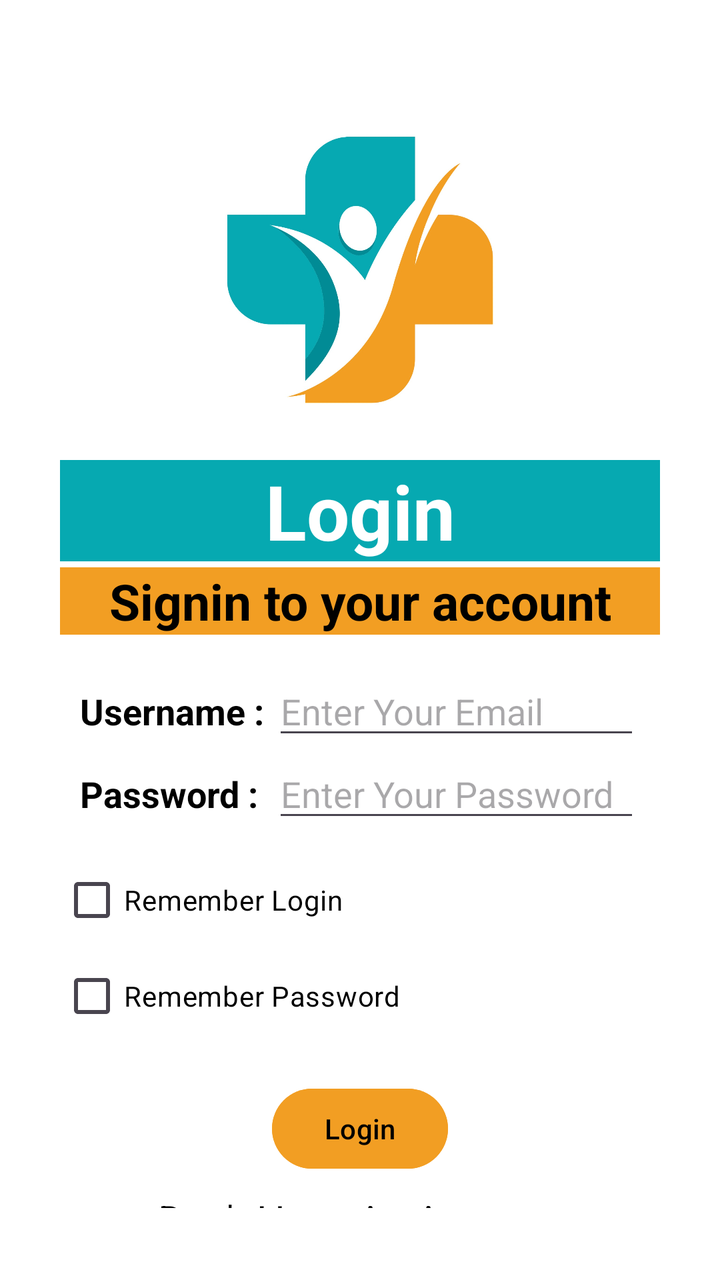
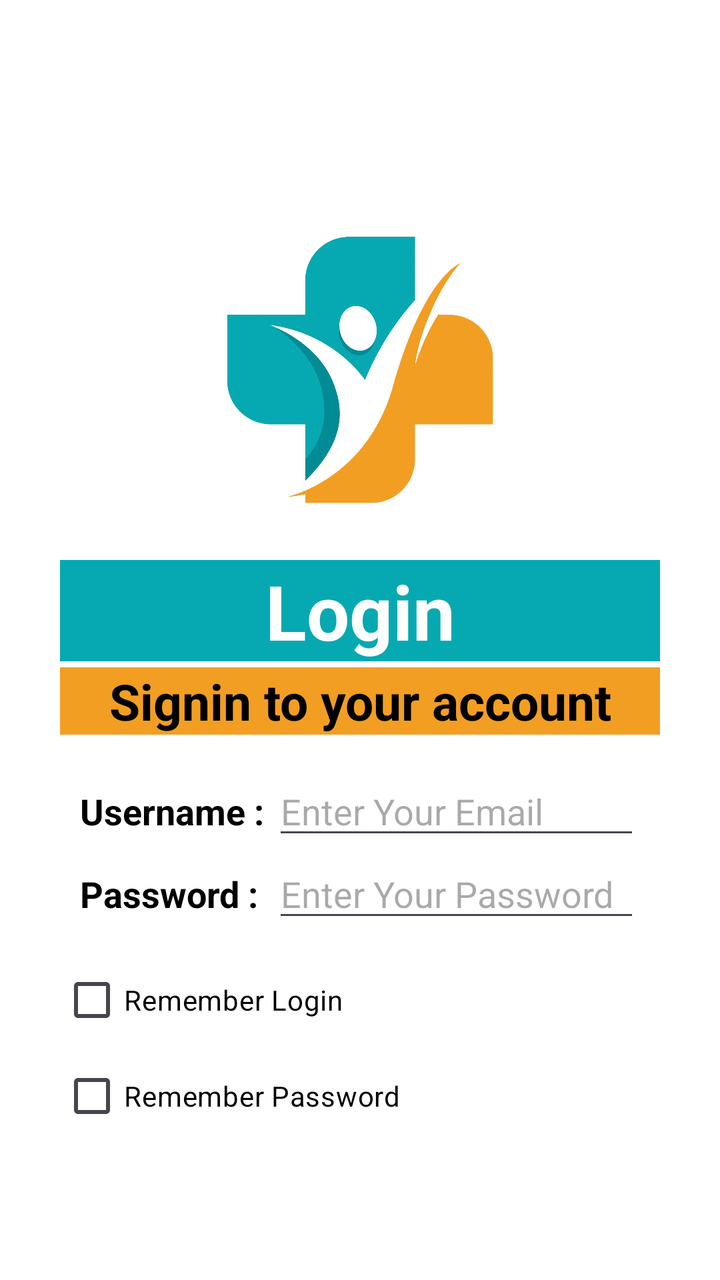

An Android layout rendered at two revisions. The XML below is the earlier revision; the diff shows what the commit changed to produce the second picture.
<!-- AndroidManifest.xml: application theme Theme.DoctorRank223410 -->
<!-- res/layout/activity_login_page.xml -->
<?xml version="1.0" encoding="utf-8"?>
<LinearLayout

    xmlns:android="http://schemas.android.com/apk/res/android"
    xmlns:app="http://schemas.android.com/apk/res-auto"
    xmlns:tools="http://schemas.android.com/tools"

    android:id="@+id/main"
    android:layout_width="match_parent"
    android:layout_height="match_parent"
    android:orientation="vertical"
    android:background="#FFFFFF"
    android:padding="30dp"
    tools:context=".LoginPage">


    <ImageView
        android:layout_marginTop="30dp"
        android:layout_width="150dp"
        android:layout_height="150dp"
        android:layout_gravity="center"
        android:contentDescription="Logo"
        android:layout_marginBottom="20dp"
        android:src="@drawable/logo"/>



    <LinearLayout
        android:layout_width="match_parent"
        android:layout_height="wrap_content"
        android:orientation="vertical"
        android:layout_marginBottom="3dp">

        <TextView
            android:layout_width="match_parent"
            android:layout_height="0dp"
            android:layout_weight="3"
            android:gravity="center"
            android:text="Login"
            android:textSize="38dp"
            android:textColor="@color/white"
            android:textStyle="bold"
            android:background="#06a9b1"
            android:layout_marginBottom="3dp"/>

        <TextView
            android:layout_width="match_parent"
            android:layout_height="0dp"
            android:layout_weight="2"
            android:gravity="center"
            android:text="Signin to your account"
            android:textSize="25dp"
            android:textColor="#000000"
            android:background="#f29e23"
            android:textStyle="bold"
            android:layout_marginBottom="3dp"/>
    </LinearLayout>


    <TableLayout
        android:layout_width="match_parent"
        android:layout_height="wrap_content"
        android:orientation="vertical"
        android:padding="10dp">

    
    <TableRow
        android:layout_width="match_parent"
        android:layout_height="wrap_content"
        android:orientation="horizontal">

        <TextView
            android:layout_width="wrap_content"
            android:layout_height="wrap_content"
            android:text="Username : "
            android:textColor="#000000"
            android:textStyle="bold"
            android:textSize="18dp"/>

        <EditText
            android:id="@+id/etUsername"
            android:layout_width="0dp"
            android:textColor="#000000"
            android:layout_height="wrap_content"
            android:hint="Enter Your Email"
            android:layout_weight="1"/>

    </TableRow>

    
    <TableRow
        android:layout_width="match_parent"
        android:layout_height="wrap_content"
        android:orientation="horizontal">

        <TextView
            android:layout_width="wrap_content"
            android:layout_height="wrap_content"
            android:text="Password : "
            android:textColor="#000000"
            android:textStyle="bold"
            android:textSize="18dp"/>

        <EditText
            android:id="@+id/etPassword"
            android:layout_width="0dp"
            android:layout_height="wrap_content"
            android:hint="Enter Your Password"
            android:textColor="#000000"
            android:layout_weight="1"
            android:inputType="numberPassword"
            android:maxLength="32"/>

    </TableRow>
    </TableLayout>

    <CheckBox
        android:id="@+id/cbRememberLogin"
        android:layout_width="match_parent"
        android:layout_height="wrap_content"
        android:textColor="#000000"
        android:text="Remember Login "/>

    
    <CheckBox
        android:id="@+id/cbRememberPass"
        android:layout_width="match_parent"
        android:layout_height="wrap_content"
        android:textColor="#000000"
        android:layout_marginBottom="20dp"
        android:text="Remember Password "/>



    <LinearLayout
        android:layout_width="match_parent"
        android:layout_height="wrap_content"
        android:gravity="center"
        android:layout_marginBottom="3dp">

        <Button
            android:id="@+id/btLogin"
            android:layout_width="wrap_content"
            android:layout_height="wrap_content"
            android:text="Login"
            android:textColor="#000000"
            android:backgroundTint="#f29e23"
            android:layout_marginBottom="3dp"/>
    </LinearLayout>

    <LinearLayout
        android:layout_width="match_parent"
        android:layout_height="wrap_content"
        android:orientation="vertical"
        android:layout_marginBottom="3dp">

        <TextView
            android:layout_width="match_parent"
            android:layout_height="wrap_content"
            android:gravity="center"
            android:text="Don't Have An Account"
            android:textSize="20dp"
            android:textColor="@color/black"
            android:textStyle="normal"
            android:layout_marginBottom="3dp"/>
    </LinearLayout>

    <LinearLayout
        android:layout_width="match_parent"
        android:layout_height="wrap_content"
        android:gravity="center">

        <Button
            android:id="@+id/btRegister"
            android:layout_width="wrap_content"
            android:layout_height="wrap_content"
            android:text="Register"
            android:textColor="#000000"
            android:backgroundTint="#f29e23"/>
    </LinearLayout>

</LinearLayout>
<!-- resources referenced by this layout -->
<resources>
  <color name="black">#FF000000</color>
  <color name="white">#FFFFFFFF</color>
  <!-- drawable logo: jpg bitmap (drawable, 74996 bytes) -->
  <style name="Theme.DoctorRank223410" parent="Base.Theme.DoctorRank223410" />
  <style name="Base.Theme.DoctorRank223410" parent="Theme.Material3.DayNight.NoActionBar">
          
          
      </style>
</resources>

<!-- the commit's change to res/layout/activity_login_page.xml (unified diff, before → after) -->
@@ -15,7 +15,7 @@
 
 
     <ImageView
-        android:layout_marginTop="30dp"
+        android:layout_marginTop="80dp"
         android:layout_width="150dp"
         android:layout_height="150dp"
         android:layout_gravity="center"
@@ -131,52 +131,32 @@
         android:text="Remember Password "/>
 
 
-
-    <LinearLayout
+    <Button
+        android:id="@+id/btLogin"
+        android:layout_width="wrap_content"
+        android:layout_height="wrap_content"
+        android:text="Login"
+        android:textColor="#000000"
+        android:backgroundTint="#f29e23"
+        android:layout_marginBottom="20dp"
+        android:layout_gravity="center"/>
+    <TextView
         android:layout_width="match_parent"
         android:layout_height="wrap_content"
         android:gravity="center"
-        android:layout_marginBottom="3dp">
+        android:text="Don't Have An Account"
+        android:textSize="15sp"
+        android:textColor="#000000"
+        android:textStyle="bold"
+        android:layout_marginBottom="3dp"/>
+    <Button
+        android:id="@+id/btRegister"
+        android:layout_width="wrap_content"
+        android:layout_height="wrap_content"
+        android:text="Register"
+        android:textColor="#000000"
+        android:backgroundTint="#f29e23"
+        android:layout_gravity="center"/>
 
-        <Button
-            android:id="@+id/btLogin"
-            android:layout_width="wrap_content"
-            android:layout_height="wrap_content"
-            android:text="Login"
-            android:textColor="#000000"
-            android:backgroundTint="#f29e23"
-            android:layout_marginBottom="3dp"/>
-    </LinearLayout>
-
-    <LinearLayout
-        android:layout_width="match_parent"
-        android:layout_height="wrap_content"
-        android:orientation="vertical"
-        android:layout_marginBottom="3dp">
-
-        <TextView
-            android:layout_width="match_parent"
-            android:layout_height="wrap_content"
-            android:gravity="center"
-            android:text="Don't Have An Account"
-            android:textSize="20dp"
-            android:textColor="@color/black"
-            android:textStyle="normal"
-            android:layout_marginBottom="3dp"/>
-    </LinearLayout>
-
-    <LinearLayout
-        android:layout_width="match_parent"
-        android:layout_height="wrap_content"
-        android:gravity="center">
-
-        <Button
-            android:id="@+id/btRegister"
-            android:layout_width="wrap_content"
-            android:layout_height="wrap_content"
-            android:text="Register"
-            android:textColor="#000000"
-            android:backgroundTint="#f29e23"/>
-    </LinearLayout>
 
 </LinearLayout>
<!-- resource entries referenced after the edit -->
@@ -1,7 +1,6 @@
 <!-- resources referenced by this layout -->
 <resources>
-  <color name="black">#FF000000</color>
-  <color name="white">#FFFFFFFF</color>
+  <color name="white">#FFFFFF</color>
   <!-- drawable logo: jpg bitmap (drawable, 74996 bytes) -->
   <style name="Theme.DoctorRank223410" parent="Base.Theme.DoctorRank223410" />
   <style name="Base.Theme.DoctorRank223410" parent="Theme.Material3.DayNight.NoActionBar">
